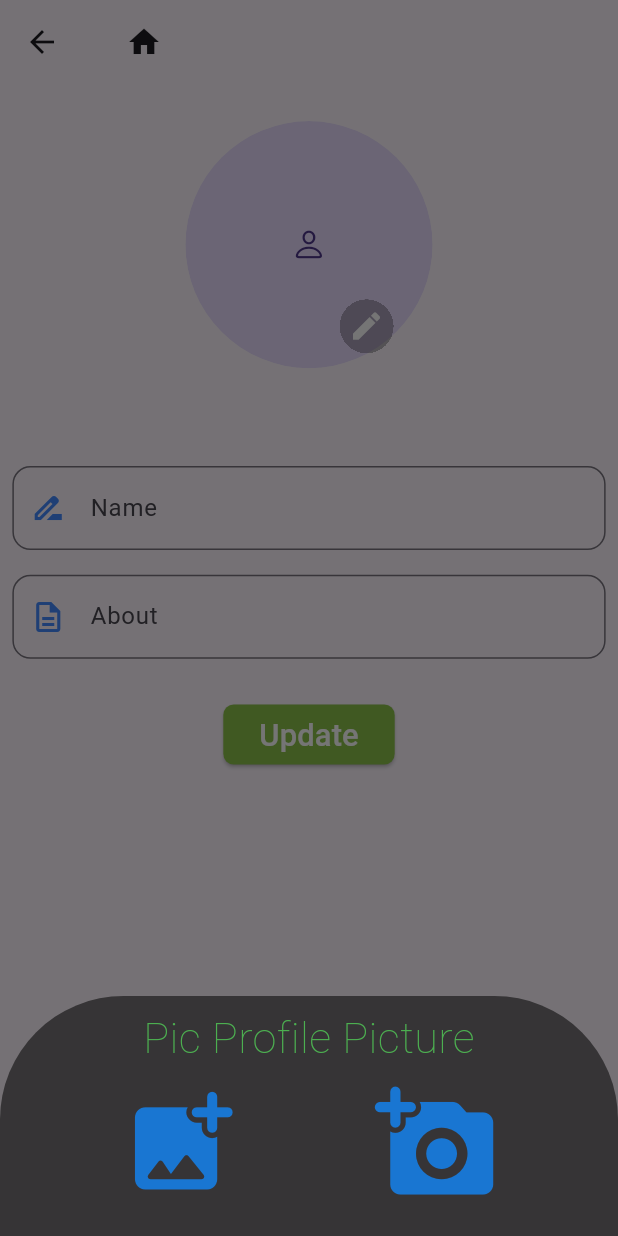
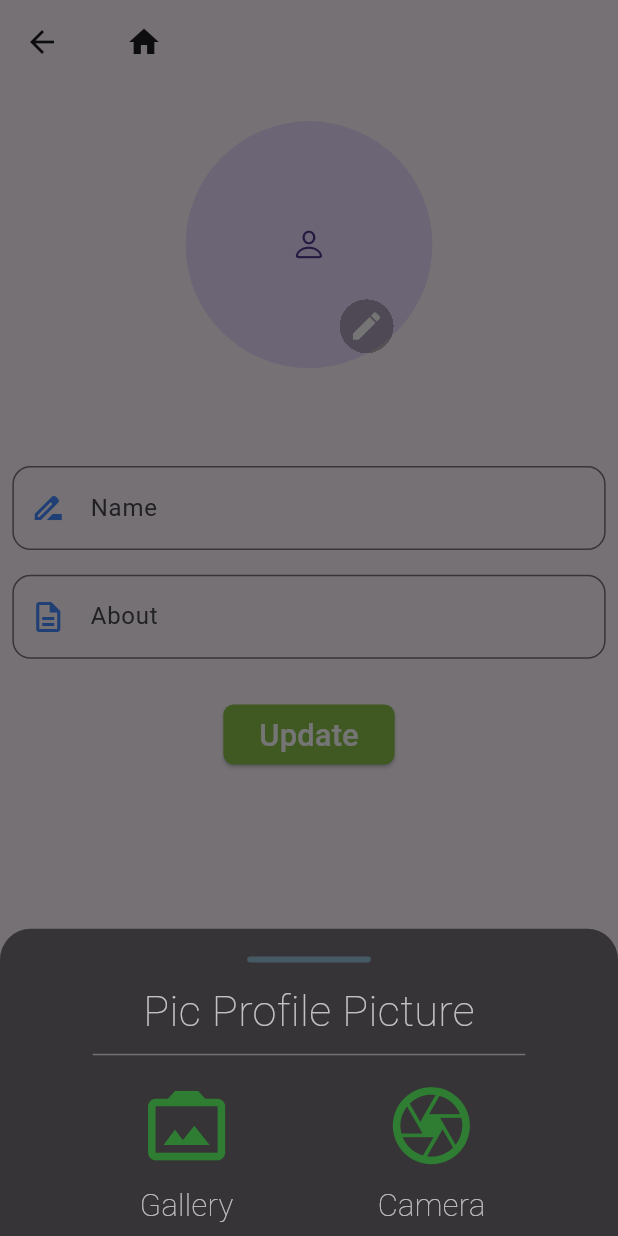
Before and after one commit to MaxJakaria/firebase, a Flutter app: the profileScreen screen opened directly with empty values, after a tap on the "edit" icon, on a phone screen of 412 x 824 dp. Run offline on Flutter 3.47's test engine with Material 3 defaults, Android fonts, the phone set to English and light mode, and no system bars; drawn by our look-alikes of cached_network_image; our stand-ins replace cloud_firestore, firebase_auth, firebase_core, firebase_messaging, firebase_storage, google_fonts and 2 more; accounts and stored records are empty; network calls fail; Roboto replaces fonts that are missing (Aladin).

```diff
--- a/lib/UI/profile_screen.dart
+++ b/lib/UI/profile_screen.dart
@@ -191,26 +191,46 @@ class _profileScreenState extends State<profileScreen> {
       backgroundColor: Colors.black54,
       shape: RoundedRectangleBorder(
         borderRadius: BorderRadius.only(
-          topLeft: Radius.circular(mq.width * 0.2),
-          topRight: Radius.circular(mq.width * 0.2),
+          topLeft: Radius.circular(mq.width * 0.05),
+          topRight: Radius.circular(mq.width * 0.05),
         ),
       ),
       builder: (_) {
         return ListView(
           shrinkWrap: true,
           padding:
-              EdgeInsets.only(top: mq.width * 0.02, bottom: mq.width * 0.03),
+              EdgeInsets.only(top: mq.width * 0.015, bottom: mq.width * 0.015),
           children: [
+            // Container for upper line
+            Container(
+              height: 4,
+              margin: EdgeInsets.symmetric(
+                  vertical: mq.height * 0.015, horizontal: mq.width * 0.4),
+              decoration: BoxDecoration(
+                  color: Colors.blueGrey[700],
+                  borderRadius: BorderRadius.circular(15)),
+            ),
+
             Text(
               'Pic Profile Picture',
               textAlign: TextAlign.center,
               style: GoogleFonts.aladin(
                   fontSize: mq.width * .07,
-                  color: Colors.green,
+                  color: Colors.white70,
                   fontWeight: FontWeight.w200),
             ),
+
+            //Divider
+            Divider(
+              color: Colors.white30,
+              endIndent: mq.width * 0.15,
+              indent: mq.width * 0.15,
+            ),
+
             Row(
               mainAxisAlignment: MainAxisAlignment.spaceEvenly,
+              children: [
+                Column(
                   children: [
                     //_____________________________________________________________________ Gallery for pic an image
                     IconButton(
@@ -228,12 +248,23 @@ class _profileScreenState extends State<profileScreen> {
                         }
                       },
                       icon: Icon(
-                    Icons.add_photo_alternate_rounded,
-                    size: mq.width * 0.2,
-                    color: Colors.blue[700],
+                        Icons.photo_camera_back,
+                        size: mq.width * 0.15,
+                        color: Colors.green[800],
                       ),
                     ),
 
+                    Text(
+                      'Gallery',
+                      style: GoogleFonts.aladin(
+                          fontSize: mq.width * .05,
+                          color: Colors.white70,
+                          fontWeight: FontWeight.w200),
+                    ),
+                  ],
+                ),
+                Column(
+                  children: [
                     //____________________________________________________________________Camera for pick an image
                     IconButton(
                       onPressed: () async {
@@ -253,11 +284,21 @@ class _profileScreenState extends State<profileScreen> {
                         }
                       },
                       icon: Icon(
-                    Icons.add_a_photo_rounded,
-                    size: mq.width * 0.2,
-                    color: Colors.blue[700],
+                        Icons.camera_outlined,
+                        size: mq.width * 0.15,
+                        color: Colors.green[800],
                       ),
-                )
+                    ),
+
+                    Text(
+                      'Camera',
+                      style: GoogleFonts.aladin(
+                          fontSize: mq.width * .05,
+                          color: Colors.white70,
+                          fontWeight: FontWeight.w200),
+                    ),
+                  ],
+                ),
               ],
             )
           ],
```
Also changed, not shown: lib/Models/message_card.dart (+38 -14 lines), lib/UI/chat_screen.dart (+6 -7 lines), lib/UI/uihelper.dart (+4 -4 lines), pubspec.yaml (+19 -0 lines), pubspec.lock, 1 other file. Lines whose indentation alone changed are shown as unchanged.
